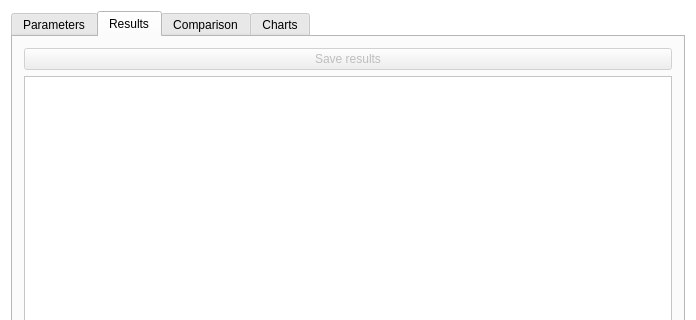
First picture: the form in src/qtapp/mainwindow.ui, repository PAMDeveloper/QtSamara, before the edit; both pictures show x 0 to 696 and y 0 to 320 of the 696 by 660 pixel window.
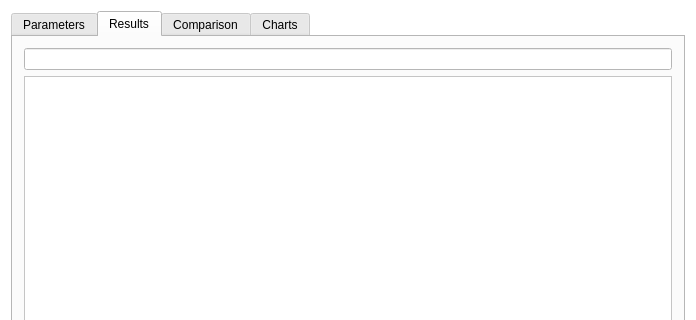
Second picture: the form after the edit. The open tabs and pages were chosen to show the change.

The edit to the form file:
```diff
--- a/src/qtapp/mainwindow.ui
+++ b/src/qtapp/mainwindow.ui
@@ -266,14 +266,7 @@
         <item>
          <layout class="QVBoxLayout" name="verticalLayout_2">
           <item>
-           <widget class="QPushButton" name="saveButton">
-            <property name="enabled">
-             <bool>false</bool>
-            </property>
-            <property name="text">
-             <string>Save results</string>
-            </property>
-           </widget>
+           <widget class="QLineEdit" name="headerFilter"/>
           </item>
           <item>
            <widget class="QTableView" name="resultsTableView"/>
```
Left out of the diff: 11 changed lines with no effect on the pictures.
